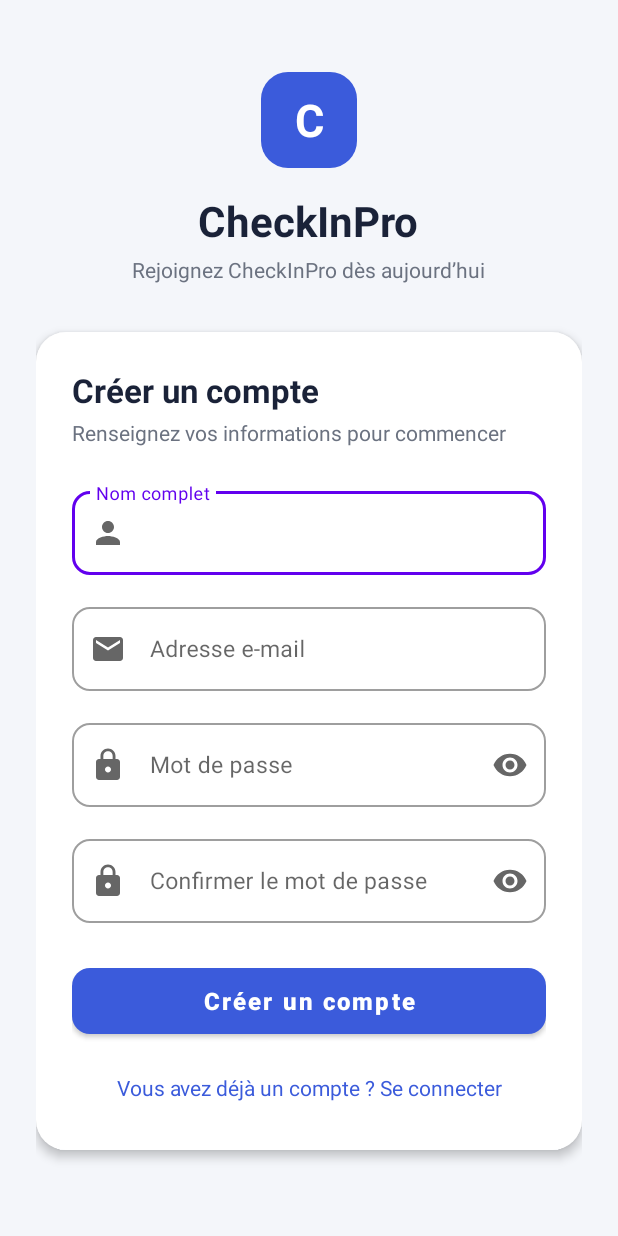
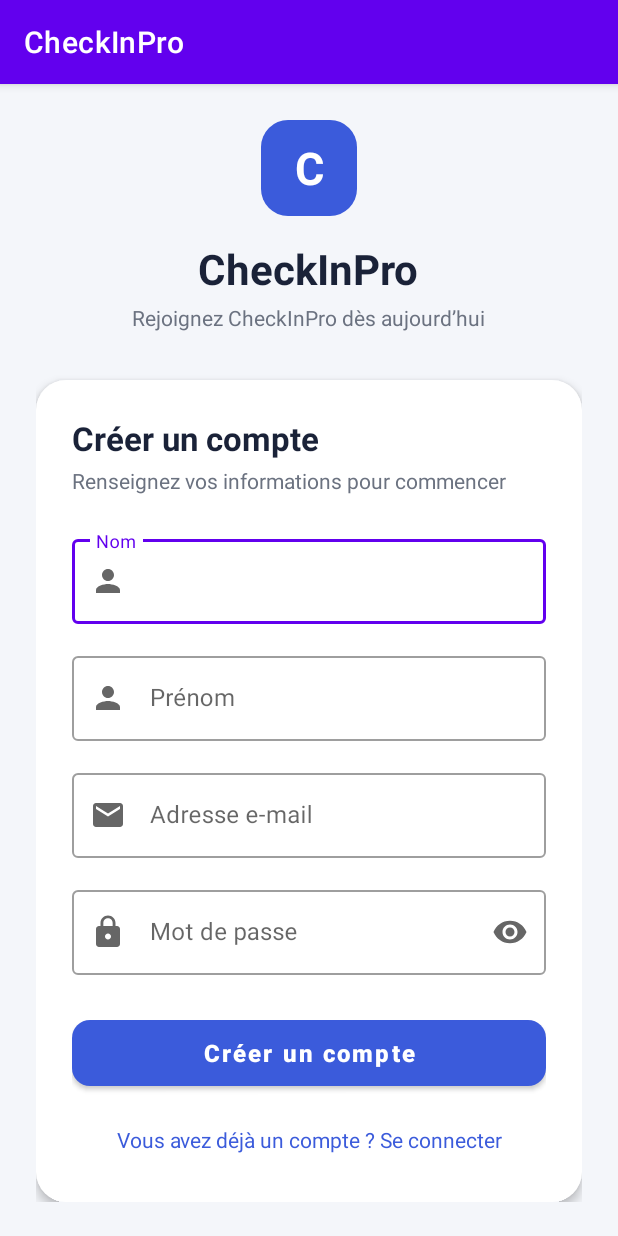
Before and after one commit to baccarimehyar61-blip/Dsi3.2-MajestEye-CheckinPro, an Android app: the SignupActivity screen opened directly, with no data from a screen before it, after a tap on "Créer un compte", on a phone screen of 412 x 824 dp. Run offline under Robolectric (Android 15) with nearby library versions, the phone set to English and light mode, and no system bars.

Commit message:
Ajout des nouvelles activites et fonctionnalites

```diff
--- a/app/build.gradle
+++ b/app/build.gradle
@@ -40,4 +40,9 @@ dependencies {
     testImplementation 'junit:junit:4.13.2'
     androidTestImplementation 'androidx.test.ext:junit:1.1.3'
     androidTestImplementation 'androidx.test.espresso:espresso-core:3.4.0'
+    implementation 'com.squareup.retrofit2:retrofit:2.9.0'
+//pour la sérialisation/désérialisation JSON:
+    implementation 'com.squareup.retrofit2:converter-gson:2.9.0'
+
+
 }
--- /dev/null
+++ b/app/src/main/java/com/example/checkinpro/ApiService.kt
@@ -0,0 +1,18 @@
+package com.example.checkinpro
+
+
+import okhttp3.RequestBody
+import okhttp3.ResponseBody
+import retrofit2.Call
+import retrofit2.http.Body
+import retrofit2.http.GET
+import retrofit2.http.POST
+
+interface ApiService {
+
+    @POST("api/utilisateurs/inscrire")
+    fun inscrire(@Body user: User): Call<Map<String, String>>
+    @POST("api/utilisateurs/login")
+    fun connecter(@Body user: LoginRequest): Call<Map<String, Any>>
+
+}
--- a/app/src/main/java/com/example/checkinpro/activity_signup.kt
+++ b/app/src/main/java/com/example/checkinpro/activity_signup.kt
@@ -2,58 +2,95 @@
 package com.example.checkinpro
 
 import android.os.Bundle
-import android.widget.Button
-import android.widget.EditText
+import android.widget.Toast
 import android.widget.TextView
-import android.widget.Toast
 import androidx.appcompat.app.AppCompatActivity
+import com.google.android.material.textfield.TextInputEditText
+import com.google.android.material.button.MaterialButton
+import retrofit2.Call
+import retrofit2.Callback
+import retrofit2.Response
+import retrofit2.Retrofit
+import retrofit2.converter.gson.GsonConverterFactory
 
 class SignupActivity : AppCompatActivity() {
+
+    private val BASE_URL = "http://10.0.2.2:8080/"
 
     override fun onCreate(savedInstanceState: Bundle?) {
         super.onCreate(savedInstanceState)
         setContentView(R.layout.activity_signup)
 
-        // Masquer la barre d'action
-        supportActionBar?.hide()
+        val edtNom = findViewById<TextInputEditText>(R.id.edtNom)
+        val edtPrenom = findViewById<TextInputEditText>(R.id.edtPrenom)
+        val edtEmail = findViewById<TextInputEditText>(R.id.edtEmail)
+        val edtPassword = findViewById<TextInputEditText>(R.id.edtPassword)
 
-        val edtFullName = findViewById<EditText>(R.id.edtFullName)
-        val edtEmail = findViewById<EditText>(R.id.edtEmail)
-        val edtPassword = findViewById<EditText>(R.id.edtPassword)
-        val edtConfirmPassword = findViewById<EditText>(R.id.edtConfirmPassword)
+        val btnSignUp = findViewById<MaterialButton>(R.id.btnSignUp)
+        val txtLogin = findViewById<TextView>(R.id.txtLogin)
 
-        val btnSignUp = findViewById<Button>(R.id.btnSignUp)
-        val txtLogin = findViewById<TextView>(R.id.txtLogin)
+        val instance: ApiService by lazy {
+            Retrofit.Builder()
+                .baseUrl(BASE_URL)
+                .addConverterFactory(GsonConverterFactory.create())
+                .build()
+                .create(ApiService::class.java)
+        }
 
         btnSignUp.setOnClickListener {
 
-            val name = edtFullName.text.toString().trim()
+            val nom = edtNom.text.toString().trim()
+            val prenom = edtPrenom.text.toString().trim()
             val email = edtEmail.text.toString().trim()
             val password = edtPassword.text.toString()
-            val confirmPassword = edtConfirmPassword.text.toString()
 
-            if (name.isEmpty() || email.isEmpty() ||
-                password.isEmpty() || confirmPassword.isEmpty()) {
+            if (nom.isEmpty() || prenom.isEmpty() ||
+                email.isEmpty() || password.isEmpty()) {
 
-                Toast.makeText(this, "Please fill all fields", Toast.LENGTH_SHORT).show()
+                Toast.makeText(this, "Veuillez remplir tous les champs", Toast.LENGTH_SHORT).show()
+                return@setOnClickListener
+            }
 
-            } else if (!android.util.Patterns.EMAIL_ADDRESS.matcher(email).matches()) {
+            if (!android.util.Patterns.EMAIL_ADDRESS.matcher(email).matches()) {
+                Toast.makeText(this, "Email invalide", Toast.LENGTH_SHORT).show()
+                return@setOnClickListener
+            }
 
-                Toast.makeText(this, "Invalid email address", Toast.LENGTH_SHORT).show()
+            if (password.length < 6) {
+                Toast.makeText(this, "Le mot de passe doit contenir au moins 6 caractères", Toast.LENGTH_SHORT).show()
+                return@setOnClickListener
+            }
 
-            } else if (password.length < 6) {
+            val user = User(
+                nom = nom,
+                prenom = prenom,
+                email = email,
+                password = password
+            )
 
-                Toast.makeText(this, "Password must contain at least 6 characters", Toast.LENGTH_SHORT).show()
+            instance.inscrire(user).enqueue(object : Callback<Map<String, String>> {
 
-            } else if (password != confirmPassword) {
+                override fun onResponse(
+                    call: Call<Map<String, String>>,
+                    response: Response<Map<String, String>>
+                ) {
+                    if (response.isSuccessful) {
+                        val message = response.body()?.get("message") ?: "Réponse reçue"
 
-                Toast.makeText(this, "Passwords do not match", Toast.LENGTH_SHORT).show()
+                        Toast.makeText(this@SignupActivity, message, Toast.LENGTH_SHORT).show()
 
-            } else {
+                        if (message.contains("réussie", ignoreCase = true)) {
+                            finish()
+                        }
+                    } else {
+                        Toast.makeText(this@SignupActivity,"Erreur serveur : ${response.code()}",Toast.LENGTH_SHORT).show()
+                    }
+                }
 
-                Toast.makeText(this, "Account created successfully!", Toast.LENGTH_SHORT).show()
-                finish()
-            }
+                override fun onFailure(call: Call<Map<String, String>>, t: Throwable) {
+                    Toast.makeText(this@SignupActivity,"Erreur de connexion : ${t.message}",Toast.LENGTH_LONG).show()
+                }
+            })
         }
 
         txtLogin.setOnClickListener {
--- a/app/src/main/res/layout/activity_signup.xml
+++ b/app/src/main/res/layout/activity_signup.xml
@@ -11,12 +11,8 @@
         android:layout_height="wrap_content"
         android:orientation="vertical"
         android:gravity="center_horizontal"
-        android:paddingStart="24dp"
-        android:paddingEnd="24dp"
-        android:paddingTop="48dp"
-        android:paddingBottom="32dp">
+        android:padding="24dp">
 
-        <!-- Logo / marque -->
         <TextView
             android:layout_width="64dp"
             android:layout_height="64dp"
@@ -44,7 +40,6 @@
             android:textColor="#6B7280"
             android:textSize="14sp" />
 
-        <!-- Carte d'inscription -->
         <LinearLayout
             android:layout_width="match_parent"
             android:layout_height="wrap_content"
@@ -71,38 +66,46 @@
                 android:textColor="#6B7280"
                 android:textSize="14sp" />
 
-            <!-- Nom complet -->
+            <!-- Nom -->
             <com.google.android.material.textfield.TextInputLayout
                 style="@style/Widget.MaterialComponents.TextInputLayout.OutlinedBox"
                 android:layout_width="match_parent"
                 android:layout_height="wrap_content"
-                android:hint="Nom complet"
-                app:boxCornerRadiusBottomEnd="12dp"
-                app:boxCornerRadiusBottomStart="12dp"
-                app:boxCornerRadiusTopEnd="12dp"
-                app:boxCornerRadiusTopStart="12dp"
+                android:hint="Nom"
                 app:startIconDrawable="@drawable/ic_person">
 
                 <com.google.android.material.textfield.TextInputEditText
-                    android:id="@+id/edtFullName"
+                    android:id="@+id/edtNom"
                     android:layout_width="match_parent"
                     android:layout_height="wrap_content"
                     android:inputType="textPersonName"
-                    android:singleLine="true"
-                    android:textSize="15sp" />
+                    android:singleLine="true" />
             </com.google.android.material.textfield.TextInputLayout>
 
-            <!-- Adresse e-mail -->
+            <!-- Prénom -->
+            <com.google.android.material.textfield.TextInputLayout
+                style="@style/Widget.MaterialComponents.TextInputLayout.OutlinedBox"
+                android:layout_width="match_parent"
+                android:layout_height="wrap_content"
+                android:layout_marginTop="16dp"
+                android:hint="Prénom"
+                app:startIconDrawable="@drawable/ic_person">
+
+                <com.google.android.material.textfield.TextInputEditText
+                    android:id="@+id/edtPrenom"
+                    android:layout_width="match_parent"
+                    android:layout_height="wrap_content"
+                    android:inputType="textPersonName"
+                    android:singleLine="true" />
+            </com.google.android.material.textfield.TextInputLayout>
+
+            <!-- Email -->
             <com.google.android.material.textfield.TextInputLayout
                 style="@style/Widget.MaterialComponents.TextInputLayout.OutlinedBox"
                 android:layout_width="match_parent"
                 android:layout_height="wrap_content"
                 android:layout_marginTop="16dp"
                 android:hint="Adresse e-mail"
-                app:boxCornerRadiusBottomEnd="12dp"
-                app:boxCornerRadiusBottomStart="12dp"
-                app:boxCornerRadiusTopEnd="12dp"
-                app:boxCornerRadiusTopStart="12dp"
                 app:startIconDrawable="@drawable/ic_email">
 
                 <com.google.android.material.textfield.TextInputEditText
@@ -110,8 +113,7 @@
                     android:layout_width="match_parent"
                     android:layout_height="wrap_content"
                     android:inputType="textEmailAddress"
-                    android:singleLine="true"
-                    android:textSize="15sp" />
+                    android:singleLine="true" />
             </com.google.android.material.textfield.TextInputLayout>
 
             <!-- Mot de passe -->
@@ -121,10 +123,6 @@
                 android:layout_height="wrap_content"
                 android:layout_marginTop="16dp"
                 android:hint="Mot de passe"
-                app:boxCornerRadiusBottomEnd="12dp"
-                app:boxCornerRadiusBottomStart="12dp"
-                app:boxCornerRadiusTopEnd="12dp"
-                app:boxCornerRadiusTopStart="12dp"
                 app:endIconMode="password_toggle"
                 app:startIconDrawable="@drawable/ic_lock">
 
@@ -133,34 +131,10 @@
                     android:layout_width="match_parent"
                     android:layout_height="wrap_content"
                     android:inputType="textPassword"
-                    android:singleLine="true"
-                    android:textSize="15sp" />
+                    android:singleLine="true" />
             </com.google.android.material.textfield.TextInputLayout>
 
-            <!-- Confirmer le mot de passe -->
-            <com.google.android.material.textfield.TextInputLayout
-                style="@style/Widget.MaterialComponents.TextInputLayout.OutlinedBox"
-                android:layout_width="match_parent"
-                android:layout_height="wrap_content"
-                android:layout_marginTop="16dp"
-                android:hint="Confirmer le mot de passe"
-                app:boxCornerRadiusBottomEnd="12dp"
-                app:boxCornerRadiusBottomStart="12dp"
-                app:boxCornerRadiusTopEnd="12dp"
-                app:boxCornerRadiusTopStart="12dp"
-                app:endIconMode="password_toggle"
-                app:startIconDrawable="@drawable/ic_lock">
-
-                <com.google.android.material.textfield.TextInputEditText
-                    android:id="@+id/edtConfirmPassword"
-                    android:layout_width="match_parent"
-                    android:layout_height="wrap_content"
-                    android:inputType="textPassword"
-                    android:singleLine="true"
-                    android:textSize="15sp" />
-            </com.google.android.material.textfield.TextInputLayout>
-
-            <!-- Bouton d'inscription -->
+            <!-- Bouton -->
             <com.google.android.material.button.MaterialButton
                 android:id="@+id/btnSignUp"
                 android:layout_width="match_parent"
@@ -174,7 +148,7 @@
                 app:backgroundTint="#3B5BDB"
                 app:cornerRadius="12dp" />
 
-            <!-- Lien de connexion -->
+            <!-- Connexion -->
             <TextView
                 android:id="@+id/txtLogin"
                 android:layout_width="match_parent"
@@ -188,6 +162,7 @@
                 android:text="Vous avez déjà un compte ? Se connecter"
                 android:textColor="#3B5BDB"
                 android:textSize="14sp" />
+
         </LinearLayout>
     </LinearLayout>
 </ScrollView>
```
Also changed, not shown: app/src/main/AndroidManifest.xml (+9 -2 lines), app/src/main/java/com/example/checkinpro/InfoActivity.kt (added, +49 -0 lines), app/src/main/java/com/example/checkinpro/MainActivity.kt (+72 -61 lines), app/src/main/java/com/example/checkinpro/User.kt (added, +14 -0 lines), app/src/main/java/com/example/checkinpro/UtilisateurAdapter.kt (added, +51 -0 lines), app/src/main/res/layout/activity_info.xml (added, +23 -0 lines), app/src/main/res/layout/item_utilisateur.xml (added, +37 -0 lines).
